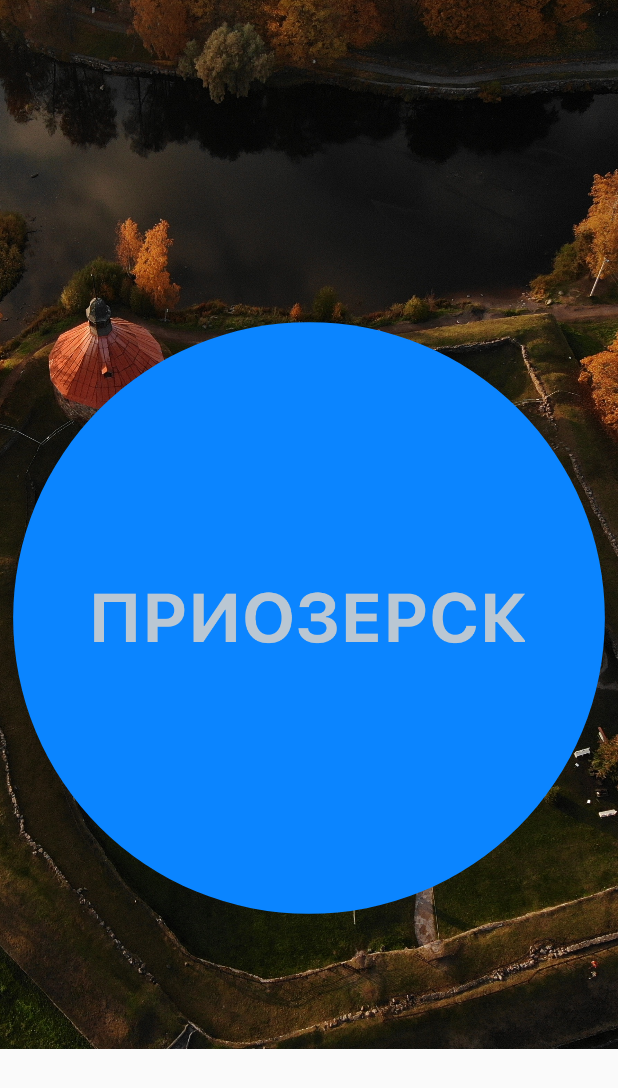
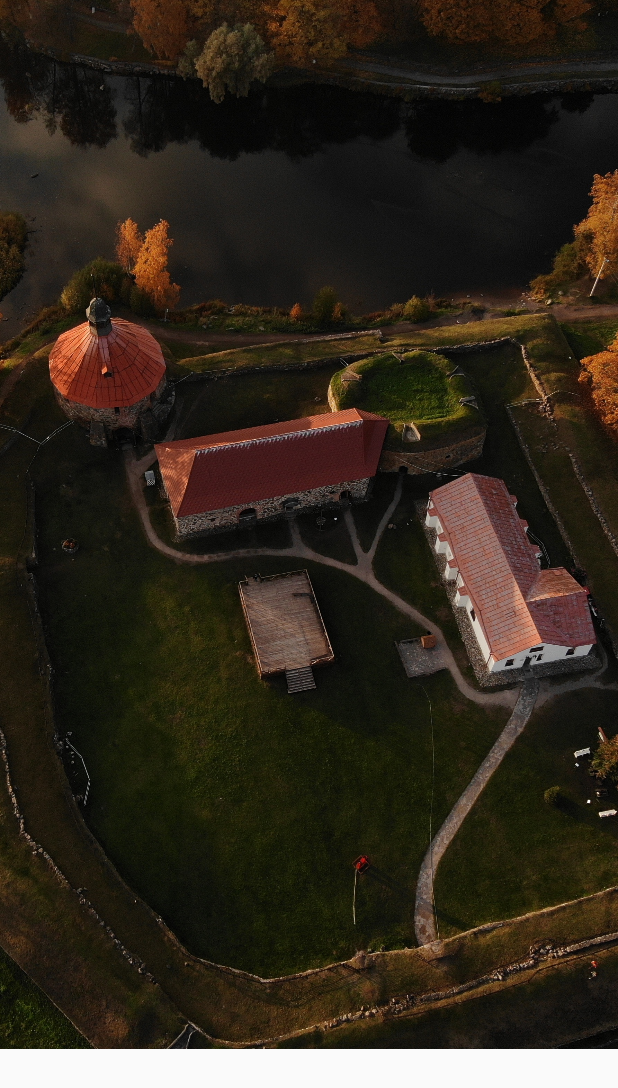
Before and after one commit to artembark/city_info_guide, a Flutter app: the first screen one second after launch, on a phone screen of 412 x 824 dp. Shown: the top 1088 px of the screen. Run offline on Flutter 3.47's test engine with Material 2 defaults, Android fonts, the phone set to English and light mode, and no system bars; our stand-ins replace auto_route, bloc, dio, flutter_bloc, flutter_native_splash, flutter_typeahead and 3 more; missing offline and left inert: geolocator_platform_interface.

Commit message:
Styled departure and arrival time, Splash page design testing

```diff
--- a/lib/presentation/views/splash_page.dart
+++ b/lib/presentation/views/splash_page.dart
@@ -45,32 +45,32 @@ class _SplashPageState extends State<SplashPage> {
           child: Stack(
             children: [
               Assets.images.korela.image(fit: BoxFit.fill),
-              AnimatedScale(
-                curve: Curves.fastOutSlowIn,
-                scale: scale,
-                duration: const Duration(seconds: 1),
-                child: Container(
-                  decoration: const BoxDecoration(
-                    color: Color(0xFF0B85FF),
-                    shape: BoxShape.circle,
-                  ),
-                ),
-              ),
-              Center(
-                child: AnimatedCrossFade(
-                  crossFadeState: !expanded
-                      ? CrossFadeState.showFirst
-                      : CrossFadeState.showSecond,
-                  firstChild: Container(),
-                  secondChild: FractionallySizedBox(
-                      widthFactor: 0.7,
-                      child: Hero(
-                          tag: 'priozersk',
-                          child: Assets.images.prioSplash.image())),
-                  duration: const Duration(milliseconds: 300),
-                  alignment: Alignment.centerRight,
-                ),
-              ),
+              // AnimatedScale(
+              //   curve: Curves.fastOutSlowIn,
+              //   scale: scale,
+              //   duration: const Duration(seconds: 1),
+              //   child: Container(
+              //     decoration: const BoxDecoration(
+              //       color: Color(0xFF0B85FF),
+              //       shape: BoxShape.circle,
+              //     ),
+              //   ),
+              // ),
+              // Center(
+              //   child: AnimatedCrossFade(
+              //     crossFadeState: !expanded
+              //         ? CrossFadeState.showFirst
+              //         : CrossFadeState.showSecond,
+              //     firstChild: Container(),
+              //     secondChild: FractionallySizedBox(
+              //         widthFactor: 0.7,
+              //         child: Hero(
+              //             tag: 'priozersk',
+              //             child: Assets.images.prioSplash.image())),
+              //     duration: const Duration(milliseconds: 300),
+              //     alignment: Alignment.centerRight,
+              //   ),
+              // ),
               AnimatedCrossFade(
                 crossFadeState: CrossFadeState.showFirst,
                 firstChild: Container(),
```
Also changed, not shown: lib/presentation/views/schedule_page.dart (+22 -6 lines).
